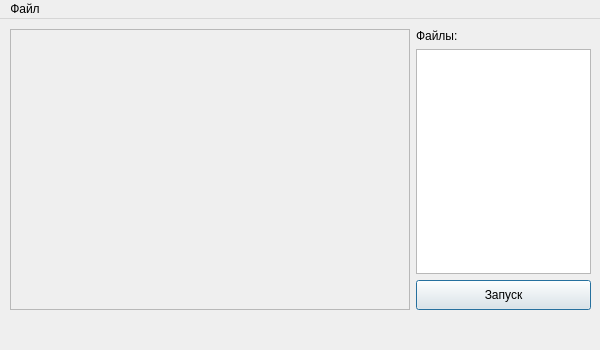
Before: the Qt Designer form mainwindow.ui in Rast1234/MathMech.Psychology, drawn with Qt 5.
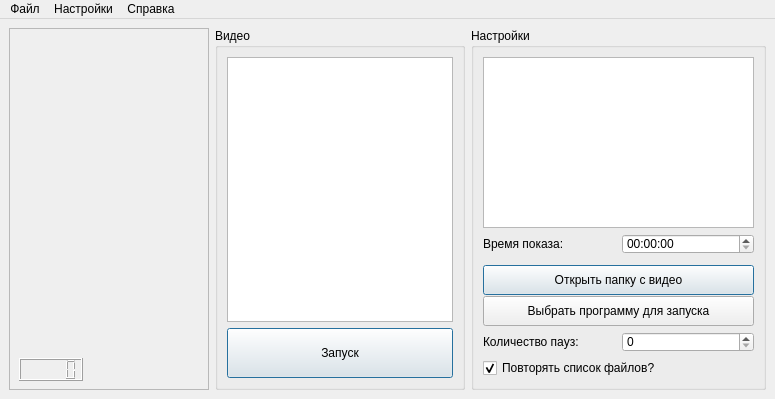
After: the same form once the commit is applied.

Commit message: Making cool GUI

Patch:
```diff
--- a/mainwindow.ui
+++ b/mainwindow.ui
@@ -6,53 +6,77 @@
    <rect>
     <x>0</x>
     <y>0</y>
-    <width>600</width>
-    <height>350</height>
+    <width>775</width>
+    <height>399</height>
    </rect>
   </property>
-  <property name="sizePolicy">
-   <sizepolicy hsizetype="Fixed" vsizetype="Fixed">
-    <horstretch>0</horstretch>
-    <verstretch>0</verstretch>
-   </sizepolicy>
-  </property>
-  <property name="minimumSize">
-   <size>
-    <width>600</width>
-    <height>350</height>
-   </size>
-  </property>
-  <property name="maximumSize">
-   <size>
-    <width>600</width>
-    <height>350</height>
-   </size>
-  </property>
   <property name="windowTitle">
    <string>Тестирование</string>
   </property>
   <widget class="QWidget" name="centralwidget">
-   <widget class="QWidget" name="horizontalLayoutWidget">
-    <property name="geometry">
-     <rect>
-      <x>10</x>
-      <y>10</y>
-      <width>581</width>
-      <height>281</height>
-     </rect>
-    </property>
-    <layout class="QHBoxLayout" name="main_horizontal">
+   <layout class="QHBoxLayout" name="horizontalLayout">
+    <item>
+     <layout class="QGridLayout" name="gridLayout">
+      <item row="0" column="1">
+       <widget class="QGroupBox" name="fileGroup">
+        <property name="maximumSize">
+         <size>
+          <width>250</width>
+          <height>16777215</height>
+         </size>
+        </property>
+        <property name="title">
+         <string>Видео</string>
+        </property>
+        <layout class="QVBoxLayout" name="verticalLayout">
      <item>
+          <widget class="QListWidget" name="fileList">
+           <property name="styleSheet">
+            <string notr="true">QListWidget::item { 
+	padding-top: 10px;
+}</string>
+           </property>
+          </widget>
+         </item>
+         <item>
+          <widget class="QPushButton" name="launchButton">
+           <property name="sizePolicy">
+            <sizepolicy hsizetype="Minimum" vsizetype="Preferred">
+             <horstretch>0</horstretch>
+             <verstretch>0</verstretch>
+            </sizepolicy>
+           </property>
+           <property name="minimumSize">
+            <size>
+             <width>20</width>
+             <height>50</height>
+            </size>
+           </property>
+           <property name="autoFillBackground">
+            <bool>false</bool>
+           </property>
+           <property name="text">
+            <string>Запуск</string>
+           </property>
+           <property name="autoDefault">
+            <bool>false</bool>
+           </property>
+           <property name="default">
+            <bool>true</bool>
+           </property>
+           <property name="flat">
+            <bool>false</bool>
+           </property>
+          </widget>
+         </item>
+        </layout>
+       </widget>
+      </item>
+      <item row="0" column="0">
       <widget class="QFrame" name="vframe">
-       <property name="sizePolicy">
-        <sizepolicy hsizetype="Preferred" vsizetype="Preferred">
-         <horstretch>0</horstretch>
-         <verstretch>0</verstretch>
-        </sizepolicy>
-       </property>
        <property name="minimumSize">
         <size>
-         <width>400</width>
+          <width>200</width>
          <height>150</height>
         </size>
        </property>
@@ -65,34 +89,56 @@
        <property name="lineWidth">
         <number>1</number>
        </property>
-      </widget>
-     </item>
-     <item>
-      <layout class="QVBoxLayout" name="menu_vertical">
-       <property name="sizeConstraint">
-        <enum>QLayout::SetDefaultConstraint</enum>
-       </property>
+        <widget class="QLCDNumber" name="lcdNumber">
+         <property name="geometry">
+          <rect>
+           <x>10</x>
+           <y>330</y>
+           <width>64</width>
+           <height>23</height>
+          </rect>
+         </property>
+        </widget>
+       </widget>
+      </item>
+      <item row="0" column="2">
+       <widget class="QGroupBox" name="settingsGroup">
+        <property name="title">
+         <string>Настройки</string>
+        </property>
+        <layout class="QVBoxLayout" name="verticalLayout_2">
        <item>
-        <widget class="QLabel" name="fileListlabel">
+          <widget class="QTableWidget" name="rulesTable"/>
+         </item>
+         <item>
+          <layout class="QHBoxLayout" name="timeLayout">
+           <item>
+            <widget class="QLabel" name="timeLabel">
+             <property name="maximumSize">
+              <size>
+               <width>16777215</width>
+               <height>20</height>
+              </size>
+             </property>
          <property name="text">
-          <string>Файлы:</string>
+              <string>Время показа:</string>
          </property>
         </widget>
        </item>
        <item>
-        <widget class="QListWidget" name="fileList">
-         <property name="styleSheet">
-          <string notr="true">QListWidget::item { 
-	padding-top: 10px;
-}</string>
+            <widget class="QTimeEdit" name="timeInput">
+             <property name="maximumSize">
+              <size>
+               <width>16777215</width>
+               <height>20</height>
+              </size>
          </property>
         </widget>
        </item>
-       <item>
-        <layout class="QHBoxLayout" name="menu_controls"/>
+          </layout>
        </item>
        <item>
-        <widget class="QPushButton" name="launchButton">
+          <widget class="QPushButton" name="openButton">
          <property name="sizePolicy">
           <sizepolicy hsizetype="Minimum" vsizetype="Preferred">
            <horstretch>0</horstretch>
@@ -105,11 +151,17 @@
            <height>30</height>
           </size>
          </property>
+           <property name="maximumSize">
+            <size>
+             <width>16777215</width>
+             <height>20</height>
+            </size>
+           </property>
          <property name="autoFillBackground">
           <bool>false</bool>
          </property>
          <property name="text">
-          <string>Запуск</string>
+            <string>Открыть папку с видео</string>
          </property>
          <property name="autoDefault">
           <bool>false</bool>
@@ -122,17 +174,90 @@
          </property>
         </widget>
        </item>
-      </layout>
-     </item>
-    </layout>
-   </widget>
+         <item>
+          <widget class="QPushButton" name="openExe">
+           <property name="minimumSize">
+            <size>
+             <width>0</width>
+             <height>30</height>
+            </size>
+           </property>
+           <property name="maximumSize">
+            <size>
+             <width>16777215</width>
+             <height>30</height>
+            </size>
+           </property>
+           <property name="text">
+            <string>Выбрать программу для запуска</string>
+           </property>
+           <property name="default">
+            <bool>false</bool>
+           </property>
+           <property name="flat">
+            <bool>false</bool>
+           </property>
+          </widget>
+         </item>
+         <item>
+          <layout class="QHBoxLayout" name="interruptsLayout">
+           <item>
+            <widget class="QLabel" name="interruptsLabel">
+             <property name="maximumSize">
+              <size>
+               <width>16777215</width>
+               <height>20</height>
+              </size>
+             </property>
+             <property name="text">
+              <string>Количество пауз:</string>
+             </property>
+            </widget>
+           </item>
+           <item>
+            <widget class="QSpinBox" name="interruptsInput">
+             <property name="maximumSize">
+              <size>
+               <width>16777215</width>
+               <height>20</height>
+              </size>
+             </property>
+            </widget>
+           </item>
+          </layout>
+         </item>
+         <item>
+          <widget class="QCheckBox" name="repeatCheckBox">
+           <property name="maximumSize">
+            <size>
+             <width>16777215</width>
+             <height>20</height>
+            </size>
+           </property>
+           <property name="text">
+            <string>Повторять список файлов?</string>
+           </property>
+           <property name="checkable">
+            <bool>true</bool>
+           </property>
+           <property name="checked">
+            <bool>true</bool>
+           </property>
+          </widget>
+         </item>
+        </layout>
+       </widget>
+      </item>
+     </layout>
+    </item>
+   </layout>
   </widget>
   <widget class="QMenuBar" name="menubar">
    <property name="geometry">
     <rect>
      <x>0</x>
      <y>0</y>
-     <width>600</width>
+     <width>775</width>
      <height>20</height>
     </rect>
    </property>
@@ -140,8 +265,30 @@
     <property name="title">
      <string>Файл</string>
     </property>
+    <addaction name="action_open_folder"/>
+    <addaction name="action_launch"/>
+    <addaction name="separator"/>
+    <addaction name="action_quit"/>
+   </widget>
+   <widget class="QMenu" name="menu_2">
+    <property name="title">
+     <string>Настройки</string>
+    </property>
+    <addaction name="action_save"/>
+    <addaction name="action_open"/>
+    <addaction name="separator"/>
+    <addaction name="action_new"/>
+   </widget>
+   <widget class="QMenu" name="menu_3">
+    <property name="title">
+     <string>Справка</string>
+    </property>
+    <addaction name="action_show_help"/>
+    <addaction name="action_show_info"/>
    </widget>
    <addaction name="menu"/>
+   <addaction name="menu_2"/>
+   <addaction name="menu_3"/>
   </widget>
  </widget>
  <resources/>
```
Left out of the diff: 83 changed lines with no effect on the pictures. Lines whose indentation alone changed are shown as unchanged. The commit also changes 3 other files.
